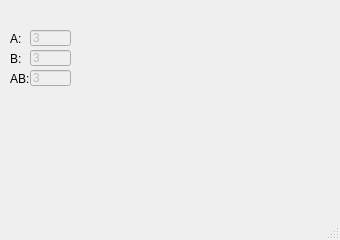
Above: main.ui from cjnbennett/cc1-interface before the change. Below: the same form after it.
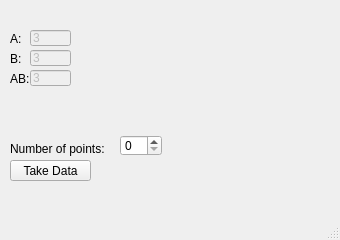
That is the form after the change.

Commit message: added basic data taking, print to stdout

```diff
--- a/main.ui
+++ b/main.ui
@@ -101,6 +101,42 @@
      <string>3</string>
     </property>
    </widget>
+   <widget class="QSpinBox" name="spinBoxNumPoints">
+    <property name="geometry">
+     <rect>
+      <x>120</x>
+      <y>135</y>
+      <width>42</width>
+      <height>21</height>
+     </rect>
+    </property>
+   </widget>
+   <widget class="QLabel" name="label">
+    <property name="geometry">
+     <rect>
+      <x>10</x>
+      <y>140</y>
+      <width>111</width>
+      <height>17</height>
+     </rect>
+    </property>
+    <property name="text">
+     <string>Number of points:</string>
+    </property>
+   </widget>
+   <widget class="QToolButton" name="buttonTakeData">
+    <property name="geometry">
+     <rect>
+      <x>10</x>
+      <y>160</y>
+      <width>81</width>
+      <height>21</height>
+     </rect>
+    </property>
+    <property name="text">
+     <string>Take Data</string>
+    </property>
+   </widget>
   </widget>
   <widget class="QMenuBar" name="menubar">
    <property name="geometry">
```
The commit also changes 1 other file.
